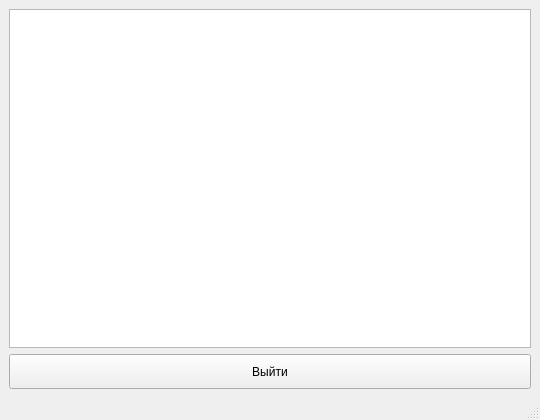
The window that doctormenu.ui (iktkhor/dentapp) describes before a commit, drawn with Qt 5.
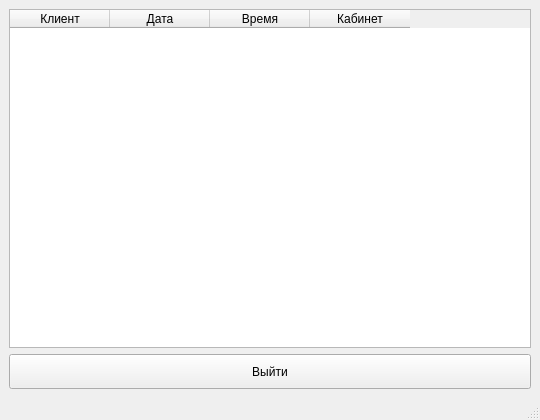
The same window after the commit.

Diff of the .ui file:
```diff
--- a/doctormenu.ui
+++ b/doctormenu.ui
@@ -22,7 +22,28 @@
   <widget class="QWidget" name="centralwidget">
    <layout class="QVBoxLayout" name="verticalLayout">
     <item>
-     <widget class="QTableWidget" name="tableWidget"/>
+     <widget class="QTableWidget" name="sessions">
+      <column>
+       <property name="text">
+        <string>Клиент</string>
+       </property>
+      </column>
+      <column>
+       <property name="text">
+        <string>Дата</string>
+       </property>
+      </column>
+      <column>
+       <property name="text">
+        <string>Время</string>
+       </property>
+      </column>
+      <column>
+       <property name="text">
+        <string>Кабинет</string>
+       </property>
+      </column>
+     </widget>
     </item>
     <item>
      <widget class="QPushButton" name="exit">
```
